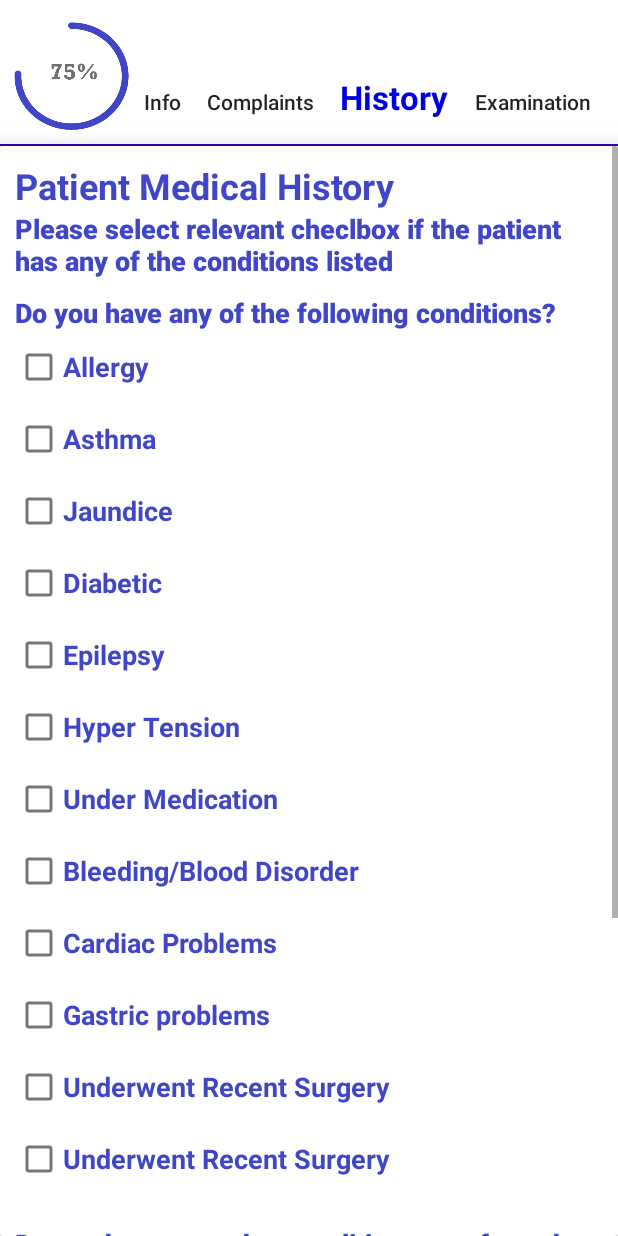
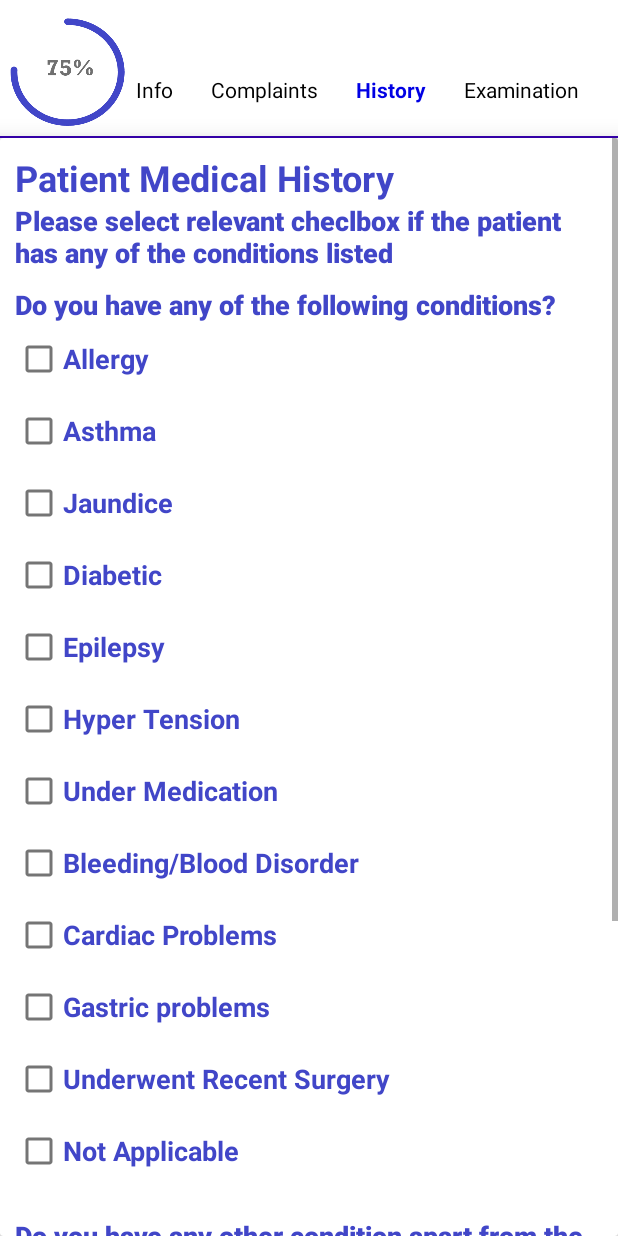
Before and after one commit to dineshlalgit/FirstDoctorV1.0, an Android app: the History_one screen opened directly, with no data from a screen before it, on a phone screen of 412 x 824 dp. Run offline under Robolectric (Android 15) with nearby library versions, the light colour scheme and no system bars; our stand-ins replace Firebase (no records; nobody signed in at launch, a user with empty details on screens opened directly); libraries missing offline, so code that uses them is left out: com.karumi.dexter.

Commit message:
All work done

```diff
--- a/app/src/main/res/layout/activity_complain.xml
+++ b/app/src/main/res/layout/activity_complain.xml
@@ -353,6 +353,7 @@
                             android:layout_height="match_parent"
                             android:hint="Days"
                             android:maxLength="2"
+                            android:inputType="text"
                             android:textColorHint="@color/bg_color"
                             android:textColor="@color/bg_color"                             android:textSize="18sp"
                             android:textStyle="bold" />
@@ -515,7 +516,8 @@
                             android:layout_width="match_parent"
                             android:layout_height="wrap_content"
                             android:hint="Pls mention the reason "
-                            android:maxLength="50"
+                            android:inputType="text"
+                            android:maxLength="100"
                             android:textColorHint="@color/bg_color"
                             android:textColor="@color/bg_color"                             android:textSize="18sp"
                             android:textStyle="bold" />
@@ -593,6 +595,8 @@
                             android:textColorHint="@color/bg_color"
                             android:textColor="@color/bg_color"                             android:textSize="18sp"
                             android:textStyle="bold"
+                            android:inputType="text"
+                            android:maxLength="100"
                             android:hint="Pls mention the reason " />
                     </com.google.android.material.textfield.TextInputLayout>
 
--- a/app/src/main/res/layout/activity_history_one.xml
+++ b/app/src/main/res/layout/activity_history_one.xml
@@ -22,7 +22,7 @@
                 android:id="@+id/imageView"
                 android:layout_width="80dp"
                 android:layout_height="80dp"
-                android:layout_margin="8dp"
+                android:layout_margin="5dp"
                 android:layout_weight="0"
                 android:scaleType="fitXY"
                 android:src="@drawable/history_pogress"
@@ -33,23 +33,25 @@
                 android:layout_height="wrap_content"
                 android:layout_marginTop="50dp"
                 android:layout_weight="8"
-                android:orientation="horizontal">
+                android:orientation="horizontal"
+                android:textColor="#000000">
 
                 <TextView
-                    android:id="@+id/textView"
+                    android:id="@+id/textView4"
                     android:layout_width="wrap_content"
                     android:layout_height="wrap_content"
                     android:layout_weight="1"
                     android:text="Info"
-                    android:textAppearance="@style/TextAppearance.AppCompat.Body2" />
+                    android:textColor="#000000" />
+
 
                 <TextView
-                    android:id="@+id/textView2"
+                    android:id="@+id/tvLogout"
                     android:layout_width="wrap_content"
                     android:layout_height="wrap_content"
                     android:layout_weight="1"
                     android:text="Complaints"
-                    android:textAppearance="@style/TextAppearance.AppCompat.Body2" />
+                    android:textColor="#000000" />
 
                 <TextView
                     android:id="@+id/textView3"
@@ -57,17 +59,17 @@
                     android:layout_height="wrap_content"
                     android:layout_weight="1"
                     android:text="History"
-                    android:textAppearance="@style/TextAppearance.AppCompat.Large"
                     android:textColor="#0000E4"
-                    android:textStyle="bold" />
+                    android:textStyle="bold"/>
 
                 <TextView
-                    android:id="@+id/textView4"
+                    android:id="@+id/textView"
                     android:layout_width="wrap_content"
                     android:layout_height="wrap_content"
                     android:layout_weight="1"
                     android:text="Examination"
-                    android:textAppearance="@style/TextAppearance.AppCompat.Body2" />
+                    android:textColor="#000000" />
+
             </LinearLayout>
 
         </LinearLayout>
@@ -272,7 +274,7 @@
                                 android:layout_height="wrap_content"
                                 android:layout_weight="1"
                                 android:onClick="onCheckboxClicked"
-                                android:text="Underwent Recent Surgery"
+                                android:text="Not Applicable"
                                 android:textColor="#4146C8"
                                 android:textSize="18sp"
                                 android:textStyle="bold" />
--- a/app/src/main/res/layout/activity_history_two.xml
+++ b/app/src/main/res/layout/activity_history_two.xml
@@ -450,6 +450,8 @@
                                 android:layout_height="wrap_content"
                                 android:textSize="18sp"
                                 android:textStyle="bold"
+                                android:inputType="text"
+                                android:maxLength="100"
                                 android:hint="Pls mention the Condition "
                                 android:textColorHint="@color/bg_color"
                                 android:textColor="@color/bg_color" />
--- a/app/src/main/res/layout/activity_main.xml
+++ b/app/src/main/res/layout/activity_main.xml
@@ -105,7 +105,7 @@
                             android:drawableStart="@drawable/email24"
                             android:hint=" E-Mail Id"
                             android:inputType="textEmailAddress"
-                            android:maxLength="25"
+                            android:maxLength="30"
                             android:textColor="@color/bg_color"
                             android:textColorHint="@color/bg_color" />
                     </com.google.android.material.textfield.TextInputLayout>
--- a/app/src/main/res/layout/activity_sign_up.xml
+++ b/app/src/main/res/layout/activity_sign_up.xml
@@ -67,6 +67,7 @@
                 android:background="@drawable/bt_shape"
                 android:drawableStart="@drawable/name_24"
                 android:hint=" Name"
+                android:inputType="text"
                 android:maxLength="50"
                 android:textColor="@color/bg_color"
                 android:textColorHint="@color/bg_color" />
@@ -155,6 +156,7 @@
                 android:background="@drawable/bt_shape"
                 android:drawableStart="@drawable/email24"
                 android:hint=" Email Id"
+                android:inputType="textEmailAddress"
                 android:maxLength="60"
                 android:textColor="@color/bg_color"
                 android:textColorHint="@color/bg_color" />
@@ -193,6 +195,7 @@
                 android:background="@drawable/bt_shape"
                 android:drawableStart="@drawable/password_24"
                 android:hint=" Password"
+                android:inputType="textWebPassword"
                 android:maxLength="18"
                 android:textColor="@color/bg_color"
                 android:textColorHint="@color/bg_color" />
@@ -222,6 +225,7 @@
                 android:background="@drawable/bt_shape"
                 android:drawableStart="@drawable/password_24"
                 android:hint=" Confirm Password"
+                android:inputType="textPassword|textWebPassword"
                 android:maxLength="18"
                 android:textColor="@color/bg_color"
                 android:textColorHint="@color/bg_color" />
--- a/app/src/main/res/layout/activity_user_profile.xml
+++ b/app/src/main/res/layout/activity_user_profile.xml
@@ -56,6 +56,7 @@
                 android:editable="true"
                 android:enabled="false"
                 android:hint=" Name"
+                android:inputType="text"
                 android:maxLength="50"
                 android:textColor="@color/bg_color"
                 android:textColorHint="@color/bg_color" />
@@ -75,6 +76,7 @@
                 android:drawableStart="@drawable/age_24"
                 android:enabled="false"
                 android:hint=" Age"
+                android:inputType="number"
                 android:maxLength="2"
                 android:textColor="@color/bg_color"
                 android:textColorHint="@color/bg_color" />
@@ -145,6 +147,7 @@
                 android:drawableStart="@drawable/email24"
                 android:enabled="false"
                 android:hint=" Email Id"
+                android:inputType="textEmailAddress"
                 android:maxLength="60"
                 android:textColor="@color/bg_color"
                 android:textColorHint="@color/bg_color" />
@@ -164,7 +167,7 @@
                 android:drawableStart="@drawable/mobile_24"
                 android:enabled="false"
                 android:hint=" 10 Digit Mobile Number"
-                android:inputType="phone"
+                android:inputType="number|phone"
                 android:maxLength="10"
                 android:textColor="@color/bg_color"
                 android:textColorHint="@color/bg_color" />
```
Also changed, not shown: app/src/main/res/layout/activity_info.xml (+7 -1 lines).
